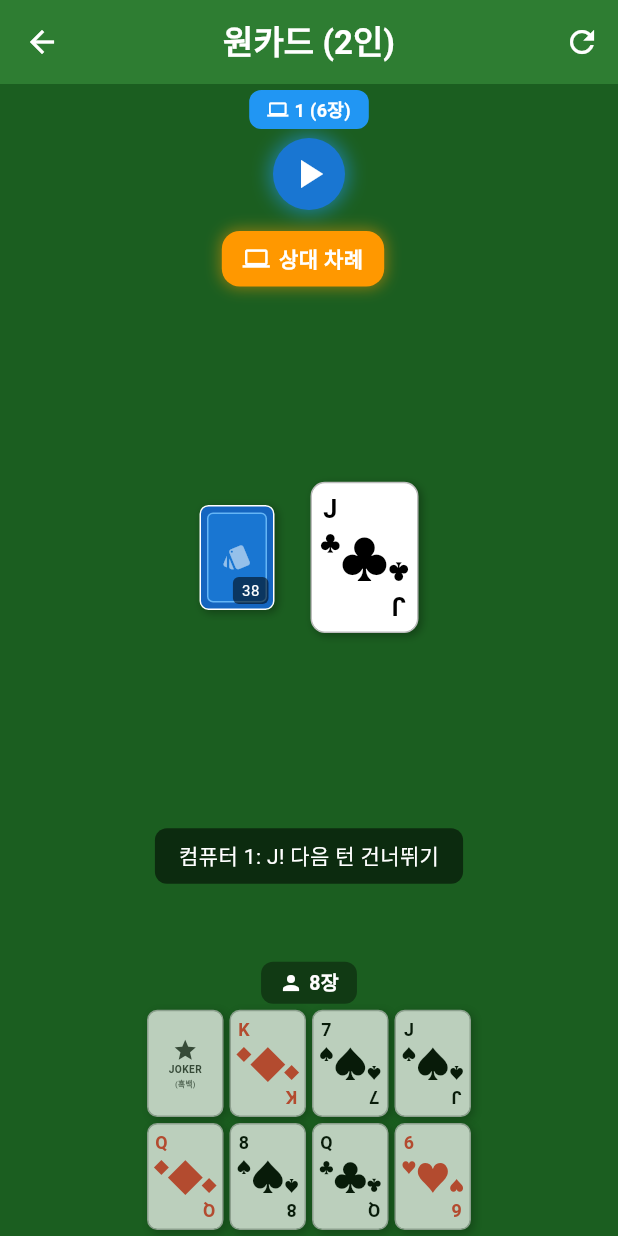
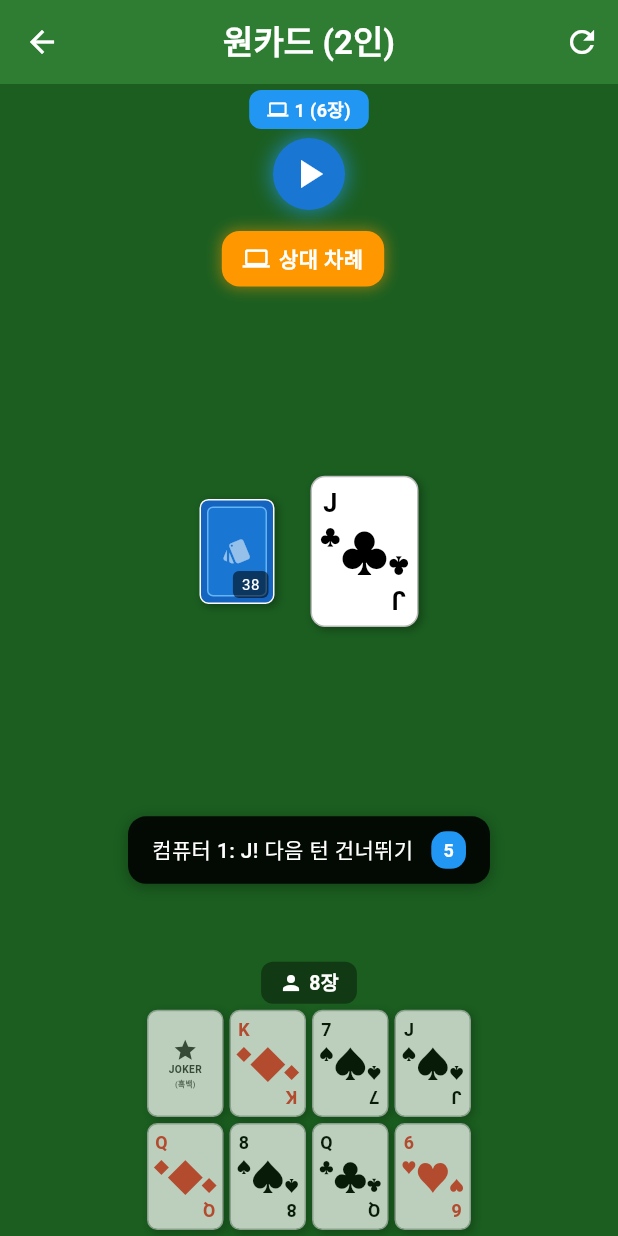
Before and after one commit to mhpark03/games, a Flutter app: the OneCardScreen screen opened directly, after a tap on an icon or button, on a phone screen of 412 x 824 dp. Run offline on Flutter 3.47's test engine with Material 3 defaults, Android fonts, the phone set to English and light mode, and no system bars; our stand-ins replace shared_preferences; accounts and stored records are empty.

Commit message:
원카드: 동작 설명 5초 타이머 표시 추가
- _showMessage() 함수 추가: 메시지와 함께 5초 타이머 시작
- 메시지 박스 우측에 남은 시간 표시 (파란색 → 빨간색)
- 5초 후 자동으로 메시지 사라짐
- 모든 게임 메시지에 타이머 적용:
  - 카드 효과 설명 (공격, J, Q, K, 7)
  - 카드 뽑기/받기 알림
  - 원카드 선언
  - 파산 알림

```diff
--- a/lib/games/onecard/onecard_screen.dart
+++ b/lib/games/onecard/onecard_screen.dart
@@ -196,6 +196,9 @@ class _OneCardScreenState extends State<OneCardScreen> with TickerProviderStateM
 
   // 메시지 표시
   String? gameMessage;
+  Timer? _messageTimer;
+  int _messageTimeLeft = 0;
+  static const int messageDisplayTime = 5;
 
   @override
   void initState() {
@@ -220,7 +223,30 @@ class _OneCardScreenState extends State<OneCardScreen> with TickerProviderStateM
   void dispose() {
     _cardAnimController.dispose();
     _oneCardTimer?.cancel();
+    _messageTimer?.cancel();
     super.dispose();
+  }
+
+  // 메시지 표시 (5초 타이머와 함께)
+  void _showMessage(String message) {
+    _messageTimer?.cancel();
+    setState(() {
+      gameMessage = message;
+      _messageTimeLeft = messageDisplayTime;
+    });
+    _messageTimer = Timer.periodic(const Duration(seconds: 1), (timer) {
+      if (!mounted) {
+        timer.cancel();
+        return;
+      }
+      setState(() {
+        _messageTimeLeft--;
+        if (_messageTimeLeft <= 0) {
+          gameMessage = null;
+          timer.cancel();
+        }
+      });
+    });
   }
 
   // 원카드 타이머 시작
@@ -252,14 +278,14 @@ class _OneCardScreenState extends State<OneCardScreen> with TickerProviderStateM
   // 원카드 타이머 만료 - 벌칙
   void _onOneCardTimeout() {
     if (playerHand.length == 1 && !playerCalledOneCard && !gameOver) {
+      // 랜덤 컴퓨터가 원카드 외침
+      final randomComputer = Random().nextInt(playerCount - 1) + 1;
       setState(() {
-        // 랜덤 컴퓨터가 원카드 외침
-        final randomComputer = Random().nextInt(playerCount - 1) + 1;
-        gameMessage = '컴퓨터 $randomComputer: 원카드! (플레이어 벌칙 1장)';
         _drawCards(playerHand, 1);
         playerCalledOneCard = true; // 더 이상 벌칙 없음
         _waitingForOneCard = false;
       });
+      _showMessage('컴퓨터 $randomComputer: 원카드! (플레이어 벌칙 1장)');
       HapticFeedback.heavyImpact();
       _saveGame();
 
@@ -323,7 +349,9 @@ class _OneCardScreenState extends State<OneCardScreen> with TickerProviderStateM
     computerCalledOneCard = List.generate(playerCount - 1, (_) => false);
     _waitingForOneCard = false;
     _cancelOneCardTimer();
+    _messageTimer?.cancel();
     gameMessage = null;
+    _messageTimeLeft = 0;
     selectedCardIndex = null;
   }
 
@@ -429,9 +457,9 @@ class _OneCardScreenState extends State<OneCardScreen> with TickerProviderStateM
     selectedCardIndex = null;
     _waitingForOneCard = false;
     _cancelOneCardTimer();
-    gameMessage = '게임을 이어서 시작합니다';
 
     setState(() {});
+    _showMessage('게임을 이어서 시작합니다');
 
     // 컴퓨터 턴인 경우 컴퓨터가 진행
     if (currentTurn > 0) {
@@ -557,6 +585,9 @@ class _OneCardScreenState extends State<OneCardScreen> with TickerProviderStateM
   }
 
   void _playCard(PlayingCard card, {Suit? newSuit}) {
+    String? pendingMessage;
+    final playerName = _getPlayerName(currentTurn);
+
     setState(() {
       // 현재 턴 플레이어의 핸드에서 카드 제거
       final currentHand = _getHandForTurn(currentTurn);
@@ -578,25 +609,25 @@ class _OneCardScreenState extends State<OneCardScreen> with TickerProviderStateM
       // 카드 효과 처리
       if (card.isAttack) {
         attackStack += card.attackPower;
-        gameMessage = '${_getPlayerName(currentTurn)}: 공격! +${card.attackPower}장 (총 $attackStack장)';
+        pendingMessage = '$playerName: 공격! +${card.attackPower}장 (총 $attackStack장)';
       } else if (card.isJump) {
         skipNextTurn = true;
-        gameMessage = '${_getPlayerName(currentTurn)}: J! 다음 턴 건너뛰기';
+        pendingMessage = '$playerName: J! 다음 턴 건너뛰기';
       } else if (card.isReverse) {
         // Q: 방향 반대 (2인용에서는 의미 없음)
         turnDirection *= -1;
-        gameMessage = '${_getPlayerName(currentTurn)}: Q! 방향 반대';
+        pendingMessage = '$playerName: Q! 방향 반대';
       } else if (card.isChain) {
         // K: 2턴 건너뛰기
         skipNextTurn = true; // 첫 번째 건너뛰기 (아래서 한 번 더 건너뜀)
-        gameMessage = '${_getPlayerName(currentTurn)}: K! 2턴 건너뛰기';
+        pendingMessage = '$playerName: K! 2턴 건너뛰기';
       } else if (card.isChange) {
         if (newSuit != null) {
           declaredSuit = newSuit;
-          gameMessage = '${_getPlayerName(currentTurn)}: 7! 무늬 변경: ${_getSuitName(newSuit)}';
+          pendingMessage = '$playerName: 7! 무늬 변경: ${_getSuitName(newSuit)}';
         }
       } else {
-        gameMessage = '${_getPlayerName(currentTurn)}이(가) 카드를 냈습니다';
+        pendingMessage = '$playerName이(가) 카드를 냈습니다';
       }
 
       // 승리 체크
@@ -617,7 +648,7 @@ class _OneCardScreenState extends State<OneCardScreen> with TickerProviderStateM
       if (currentTurn > 0 && computerHands[currentTurn - 1].length == 1) {
         // 컴퓨터는 자동으로 원카드 외침
         computerCalledOneCard[currentTurn - 1] = true;
-        gameMessage = '${_getPlayerName(currentTurn)}: 원카드!';
+        pendingMessage = '$playerName: 원카드!';
       }
 
       // 카드가 2장 이상이면 원카드 상태 리셋
@@ -659,6 +690,11 @@ class _OneCardScreenState extends State<OneCardScreen> with TickerProviderStateM
       }
     });
 
+    // 메시지 표시
+    if (pendingMessage != null) {
+      _showMessage(pendingMessage!);
+    }
+
     HapticFeedback.mediumImpact();
     _saveGame();
 
@@ -697,8 +733,8 @@ class _OneCardScreenState extends State<OneCardScreen> with TickerProviderStateM
     setState(() {
       playerCalledOneCard = true;
       _waitingForOneCard = false;
-      gameMessage = '원카드!';
     });
+    _showMessage('원카드!');
     HapticFeedback.heavyImpact();
 
     // 컴퓨터 턴 진행
@@ -714,23 +750,25 @@ class _OneCardScreenState extends State<OneCardScreen> with TickerProviderStateM
   void _playerDrawCards() {
     if (!isPlayerTurn || gameOver || waitingForNextTurn) return;
 
+    String? pendingMessage;
+
     setState(() {
       if (attackStack > 0) {
         // 공격 받기
         _drawCards(playerHand, attackStack);
-        gameMessage = '$attackStack장을 받았습니다';
+        pendingMessage = '$attackStack장을 받았습니다';
         attackStack = 0;
       } else {
         // 일반 드로우
         _drawCards(playerHand, 1);
-        gameMessage = '카드를 1장 뽑았습니다';
+        pendingMessage = '카드를 1장 뽑았습니다';
       }
 
       // 파산 체크
       if (playerHand.length >= bankruptcyLimit) {
         gameOver = true;
         winner = _getBankruptcyWinner();
-        gameMessage = '파산! 카드가 ${playerHand.length}장이 되었습니다';
+        pendingMessage = '파산! 카드가 ${playerHand.length}장이 되었습니다';
         return;
       }
 
@@ -740,6 +778,10 @@ class _OneCardScreenState extends State<OneCardScreen> with TickerProviderStateM
       // 플레이어가 행동했으므로 버튼 대기 없이 자동 진행
       waitingForNextTurn = false;
     });
+
+    if (pendingMessage != null) {
+      _showMessage(pendingMessage!);
+    }
 
     HapticFeedback.lightImpact();
     _saveGame();
@@ -769,14 +811,16 @@ class _OneCardScreenState extends State<OneCardScreen> with TickerProviderStateM
 
     if (playable.isEmpty) {
       // 낼 카드 없음
+      String? pendingMessage;
+
       setState(() {
         if (attackStack > 0) {
           _drawCards(computerHand, attackStack);
-          gameMessage = '$computerName: $attackStack장을 받았습니다';
+          pendingMessage = '$computerName: $attackStack장을 받았습니다';
           attackStack = 0;
         } else {
           _drawCards(computerHand, 1);
-          gameMessage = '$computerName: 1장을 뽑았습니다';
+          pendingMessage = '$computerName: 1장을 뽑았습니다';
         }
 
         lastPlayedCard = null;
@@ -787,7 +831,7 @@ class _OneCardScreenState extends State<OneCardScreen> with TickerProviderStateM
         if (computerHand.length >= bankruptcyLimit) {
           gameOver = true;
           winner = '플레이어';
-          gameMessage = '$computerName 파산! 카드가 ${computerHand.length}장이 되었습니다';
+          pendingMessage = '$computerName 파산! 카드가 ${computerHand.length}장이 되었습니다';
           return;
         }
 
@@ -801,6 +845,10 @@ class _OneCardScreenState extends State<OneCardScreen> with TickerProviderStateM
           waitingForNextTurn = true;
         }
       });
+
+      if (pendingMessage != null) {
+        _showMessage(pendingMessage!);
+      }
     } else {
       // 카드 선택 (우선순위: 공격 > 점프 > 무늬변경 > 일반)
       PlayingCard cardToPlay;
@@ -877,9 +925,7 @@ class _OneCardScreenState extends State<OneCardScreen> with TickerProviderStateM
     final playable = _getPlayableCards(playerHand);
 
     if (!playable.contains(card)) {
-      setState(() {
-        gameMessage = '이 카드는 낼 수 없습니다';
-      });
+      _showMessage('이 카드는 낼 수 없습니다');
       HapticFeedback.lightImpact();
       return;
     }
@@ -2129,14 +2175,46 @@ class _OneCardScreenState extends State<OneCardScreen> with TickerProviderStateM
   Widget _buildMessage() {
     return Container(
       margin: const EdgeInsets.symmetric(vertical: 8),
-      padding: const EdgeInsets.symmetric(horizontal: 16, vertical: 8),
+      padding: const EdgeInsets.symmetric(horizontal: 16, vertical: 10),
       decoration: BoxDecoration(
-        color: Colors.black54,
-        borderRadius: BorderRadius.circular(8),
-      ),
-      child: Text(
-        gameMessage!,
-        style: const TextStyle(color: Colors.white, fontSize: 14),
+        color: Colors.black87,
+        borderRadius: BorderRadius.circular(12),
+        boxShadow: [
+          BoxShadow(
+            color: Colors.black.withValues(alpha: 0.3),
+            blurRadius: 8,
+            offset: const Offset(0, 2),
+          ),
+        ],
+      ),
+      child: Row(
+        mainAxisSize: MainAxisSize.min,
+        children: [
+          Flexible(
+            child: Text(
+              gameMessage!,
+              style: const TextStyle(color: Colors.white, fontSize: 14, fontWeight: FontWeight.w500),
+            ),
+          ),
+          if (_messageTimeLeft > 0) ...[
+            const SizedBox(width: 12),
+            Container(
+              padding: const EdgeInsets.symmetric(horizontal: 8, vertical: 4),
+              decoration: BoxDecoration(
+                color: _messageTimeLeft <= 2 ? Colors.red : Colors.blue,
+                borderRadius: BorderRadius.circular(10),
+              ),
+              child: Text(
+                '$_messageTimeLeft',
+                style: const TextStyle(
+                  color: Colors.white,
+                  fontSize: 12,
+                  fontWeight: FontWeight.bold,
+                ),
+              ),
+            ),
+          ],
+        ],
       ),
     );
   }
```
